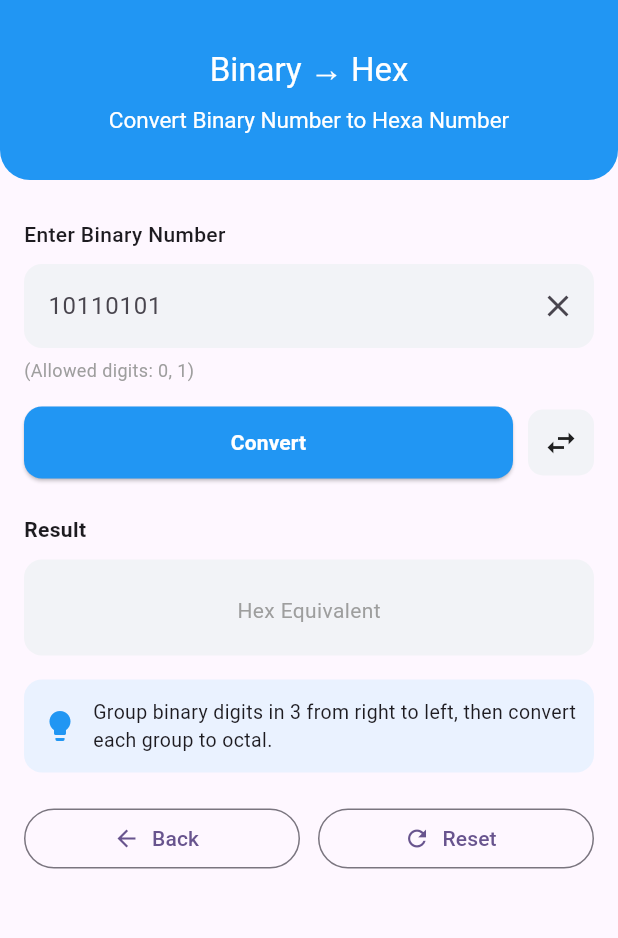
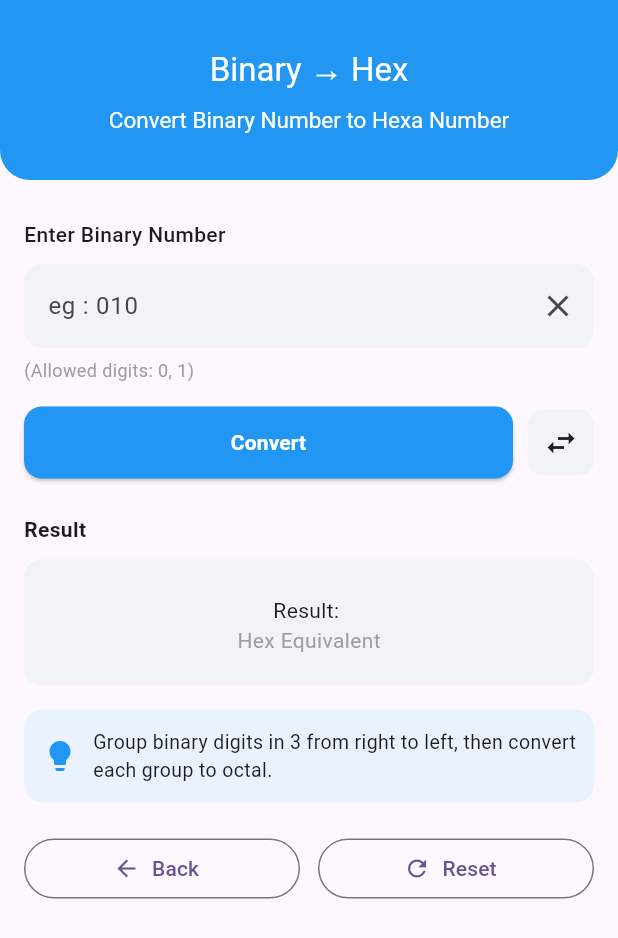
Before and after one commit to sakib2107/Number_System_App, a Flutter app: the BinaryToHexScreen screen opened directly, after a tap on "Reset", on a phone screen of 412 x 824 dp. Shown: the top 938 px of the screen. Run offline on Flutter 3.47's test engine with Material 3 defaults, Android fonts, the phone set to English and light mode, and no system bars.

Commit message:
add provider (dynamic logic)

```diff
--- a/lib/binary_to_hex.dart
+++ b/lib/binary_to_hex.dart
@@ -64,7 +64,7 @@ class BinaryToHexScreen extends StatelessWidget {
               TextField(
                   controller: controller,
                   decoration: InputDecoration(
-                  hintText: "10110101",
+                  hintText: "eg : 010",
                   filled: true,
                   fillColor: const Color(0xFFF2F3F7),
                   border: OutlineInputBorder(
@@ -137,15 +137,16 @@ class BinaryToHexScreen extends StatelessWidget {
                   borderRadius: BorderRadius.circular(12),
                 ),
                 child: Column(
-                  children: const [
+                  children: [
                     // Text(
                     //   style: TextStyle(
                     //     fontSize: 26,
                     //     fontWeight: FontWeight.bold,
                     //   ),
                     // ),
-                    SizedBox(height: 4),
-                    Text(
+                    const SizedBox(height: 4),
+                    Text("Result: ${provider.result}"),
+                    const Text(
                       "Hex Equivalent",
                       style: TextStyle(color: Colors.grey),
                     ),
@@ -198,7 +199,10 @@ class BinaryToHexScreen extends StatelessWidget {
                   const SizedBox(width: 12),
                   Expanded(
                     child: OutlinedButton.icon(
-                      onPressed: () {},
+                      onPressed: () {
+                        controller.clear();      // clear input field
+                        provider.clear();
+                      },
                       icon: const Icon(Icons.refresh),
                       label: const Text("Reset"),
                     ),
```
